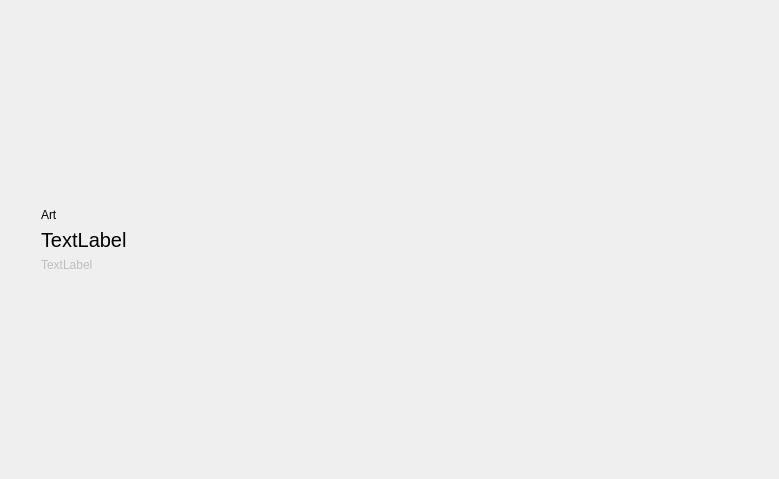
First picture: the form in application/currenttrackpopover.ui, repository theCheeseboard/theBeat, before the edit.
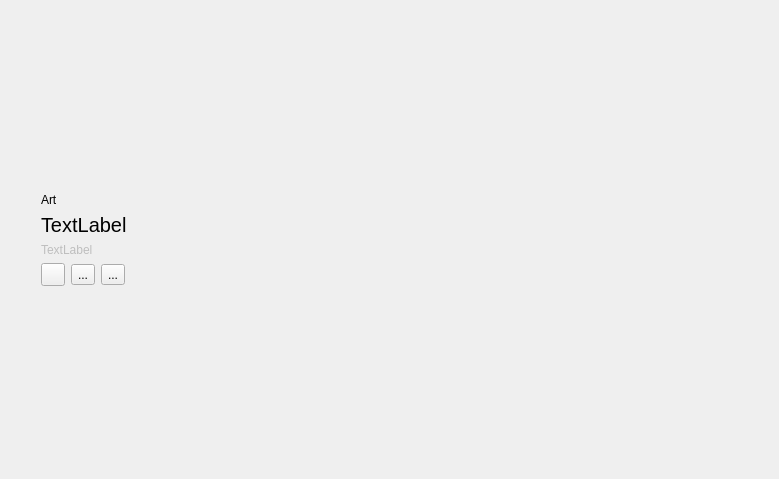
Second picture: the form after the edit. Icons and pictures are not drawn.

Diff of the .ui file:
```diff
--- a/application/currenttrackpopover.ui
+++ b/application/currenttrackpopover.ui
@@ -64,6 +64,53 @@
        </property>
       </widget>
      </item>
+     <item>
+      <layout class="QHBoxLayout" name="horizontalLayout_2">
+       <item>
+        <widget class="QToolButton" name="skipBackButton">
+         <property name="text">
+          <string notr="true"/>
+         </property>
+         <property name="icon">
+          <iconset theme="media-skip-backward"/>
+         </property>
+        </widget>
+       </item>
+       <item>
+        <widget class="QToolButton" name="playButton">
+         <property name="text">
+          <string notr="true">...</string>
+         </property>
+         <property name="icon">
+          <iconset theme="media-playback-start"/>
+         </property>
+        </widget>
+       </item>
+       <item>
+        <widget class="QToolButton" name="skipNextButton">
+         <property name="text">
+          <string notr="true">...</string>
+         </property>
+         <property name="icon">
+          <iconset theme="media-skip-forward"/>
+         </property>
+        </widget>
+       </item>
+       <item>
+        <spacer name="horizontalSpacer">
+         <property name="orientation">
+          <enum>Qt::Horizontal</enum>
+         </property>
+         <property name="sizeHint" stdset="0">
+          <size>
+           <width>40</width>
+           <height>20</height>
+          </size>
+         </property>
+        </spacer>
+       </item>
+      </layout>
+     </item>
      <item>
       <spacer name="verticalSpacer">
        <property name="orientation">
```
